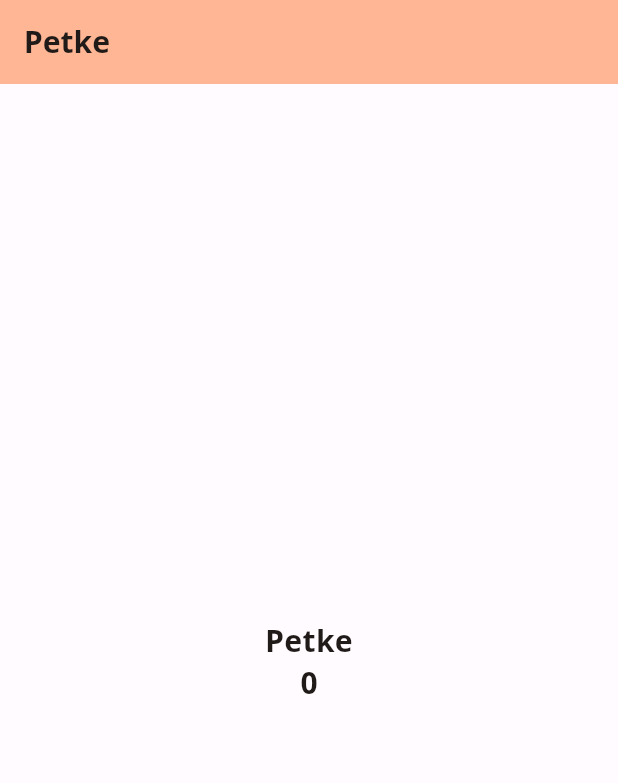
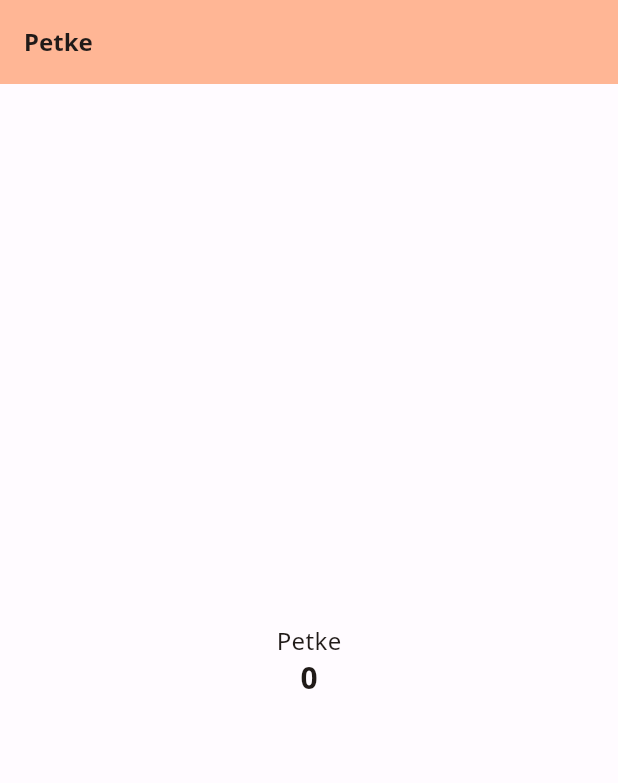
Before and after one commit to TechnoHong/pet-sitter, a Flutter app: the screen it shows after launch, on a phone screen of 412 x 824 dp. Shown: the top 783 px of the screen. Run offline on Flutter 3.47's test engine with Material 3 defaults, Android fonts, the phone set to English and light mode, and no system bars; our stand-ins replace google_fonts; generated files the repository leaves out were written again.

Commit message:
[fix] font theme 수정

```diff
--- a/lib/themes/petke_theme_data.dart
+++ b/lib/themes/petke_theme_data.dart
@@ -107,14 +107,14 @@ class PetkeThemeData {
 
   static final TextTheme _textTheme = TextTheme(
     headlineMedium: GoogleFonts.notoSans(fontWeight: _bold, fontSize: 20.0),
-    bodySmall: GoogleFonts.notoSans(fontWeight: _bold, fontSize: 20.0),
-    headlineSmall: GoogleFonts.notoSans(fontWeight: _bold, fontSize: 20.0),
-    titleMedium: GoogleFonts.notoSans(fontWeight: _bold, fontSize: 20.0),
-    labelSmall: GoogleFonts.notoSans(fontWeight: _bold, fontSize: 20.0),
-    bodyLarge: GoogleFonts.notoSans(fontWeight: _bold, fontSize: 20.0),
-    titleSmall: GoogleFonts.notoSans(fontWeight: _bold, fontSize: 20.0),
-    bodyMedium: GoogleFonts.notoSans(fontWeight: _bold, fontSize: 20.0),
-    titleLarge: GoogleFonts.notoSans(fontWeight: _bold, fontSize: 20.0),
-    labelLarge: GoogleFonts.notoSans(fontWeight: _bold, fontSize: 20.0),
+    bodySmall: GoogleFonts.notoSans(fontWeight: _semiBold, fontSize: 16.0),
+    headlineSmall: GoogleFonts.notoSans(fontWeight: _medium, fontSize: 16.0),
+    titleMedium: GoogleFonts.notoSans(fontWeight: _medium, fontSize: 16.0),
+    labelSmall: GoogleFonts.notoSans(fontWeight: _medium, fontSize: 12.0),
+    bodyLarge: GoogleFonts.notoSans(fontWeight: _regular, fontSize: 14.0),
+    titleSmall: GoogleFonts.notoSans(fontWeight: _medium, fontSize: 14.0),
+    bodyMedium: GoogleFonts.notoSans(fontWeight: _regular, fontSize: 16.0),
+    titleLarge: GoogleFonts.notoSans(fontWeight: _bold, fontSize: 16.0),
+    labelLarge: GoogleFonts.notoSans(fontWeight: _semiBold, fontSize: 14.0),
   );
 }
```
